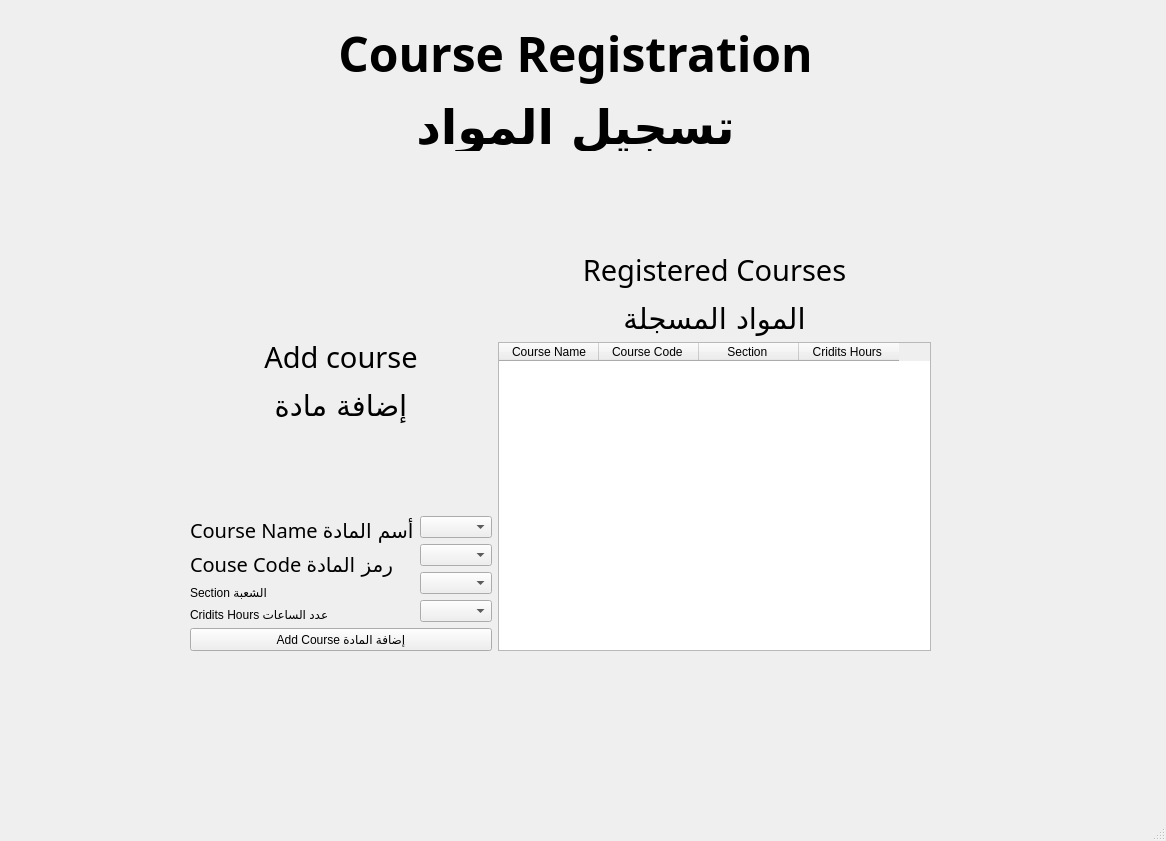
The window that GUI_Studint Course Registration.ui (nwaaf20050-netizen/EE202_Course_Project) describes before a commit, drawn with Qt 5.
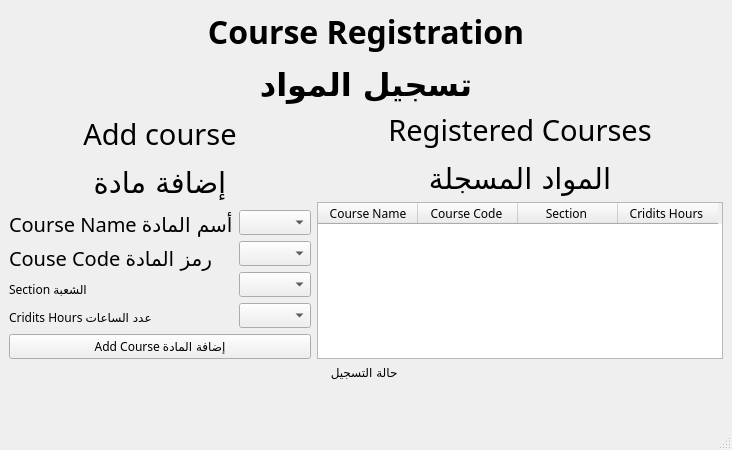
The same window after the commit.

Commit message: Update GUI_Studint Course Registration.ui

```diff
--- a/GUI_Studint Course Registration.ui
+++ b/GUI_Studint Course Registration.ui
@@ -6,41 +6,33 @@
    <rect>
     <x>0</x>
     <y>0</y>
-    <width>1166</width>
-    <height>841</height>
+    <width>732</width>
+    <height>450</height>
    </rect>
   </property>
+  <property name="font">
+   <font>
+    <family>Rockwell</family>
+   </font>
+  </property>
   <property name="windowTitle">
    <string>MainWindow</string>
   </property>
   <widget class="QWidget" name="centralwidget">
+   <layout class="QGridLayout" name="gridLayout_2">
+    <item row="0" column="0">
    <widget class="QLabel" name="label">
-    <property name="geometry">
-     <rect>
-      <x>290</x>
-      <y>20</y>
-      <width>571</width>
-      <height>131</height>
-     </rect>
-    </property>
     <property name="font">
      <font>
       <family>Rockwell</family>
      </font>
     </property>
     <property name="text">
-     <string>&lt;html&gt;&lt;head/&gt;&lt;body&gt;&lt;p align=&quot;center&quot;&gt;&lt;span style=&quot; font-size:36pt; font-weight:600;&quot;&gt;Course Registration&lt;/span&gt;&lt;/p&gt;&lt;p align=&quot;center&quot;&gt;&lt;span style=&quot; font-size:36pt; font-weight:600;&quot;&gt;تسجيل المواد&lt;/span&gt;&lt;/p&gt;&lt;/body&gt;&lt;/html&gt;</string>
-    </property>
-   </widget>
-   <widget class="QWidget" name="horizontalLayoutWidget">
-    <property name="geometry">
-     <rect>
-      <x>190</x>
-      <y>250</y>
-      <width>741</width>
-      <height>401</height>
-     </rect>
-    </property>
+       <string>&lt;html&gt;&lt;head/&gt;&lt;body&gt;&lt;p align=&quot;center&quot;&gt;&lt;span style=&quot; font-size:24pt; font-weight:600;&quot;&gt;Course Registration&lt;/span&gt;&lt;/p&gt;&lt;p align=&quot;center&quot;&gt;&lt;span style=&quot; font-size:24pt; font-weight:600;&quot;&gt;تسجيل المواد&lt;/span&gt;&lt;/p&gt;&lt;/body&gt;&lt;/html&gt;</string>
+      </property>
+     </widget>
+    </item>
+    <item row="1" column="0">
     <layout class="QHBoxLayout" name="horizontalLayout">
      <item>
       <layout class="QVBoxLayout" name="verticalLayout_5">
@@ -206,7 +198,22 @@
       </layout>
      </item>
     </layout>
-   </widget>
+    </item>
+    <item row="2" column="0">
+     <widget class="QLabel" name="label_8">
+      <property name="text">
+       <string>&lt;html&gt;&lt;head/&gt;&lt;body&gt;&lt;p align=&quot;center&quot;&gt;حالة التسجيل &lt;/p&gt;&lt;/body&gt;&lt;/html&gt;</string>
+      </property>
+     </widget>
+    </item>
+    <item row="3" column="0">
+     <widget class="QLabel" name="label_9">
+      <property name="text">
+       <string>&lt;html&gt;&lt;head/&gt;&lt;body&gt;&lt;p align=&quot;center&quot;&gt;&lt;br/&gt;&lt;/p&gt;&lt;/body&gt;&lt;/html&gt;</string>
+      </property>
+     </widget>
+    </item>
+   </layout>
   </widget>
   <widget class="QMenuBar" name="menubar">
    <property name="geometry">
```
Left out of the diff: 4 changed lines with no effect on the pictures. Lines whose indentation alone changed are shown as unchanged.
